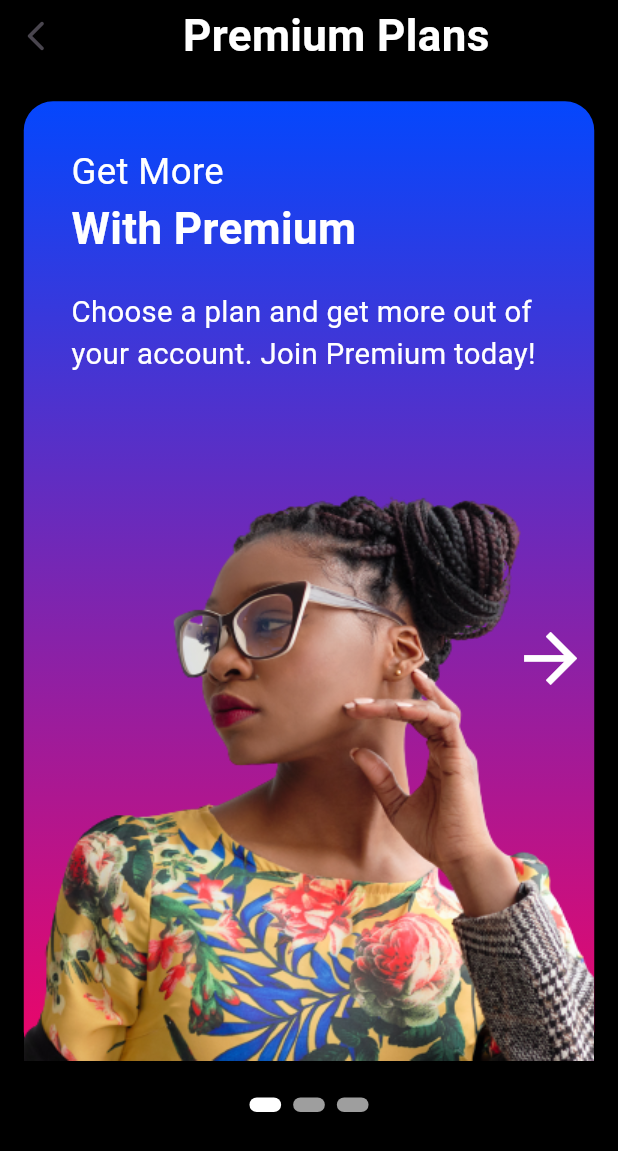
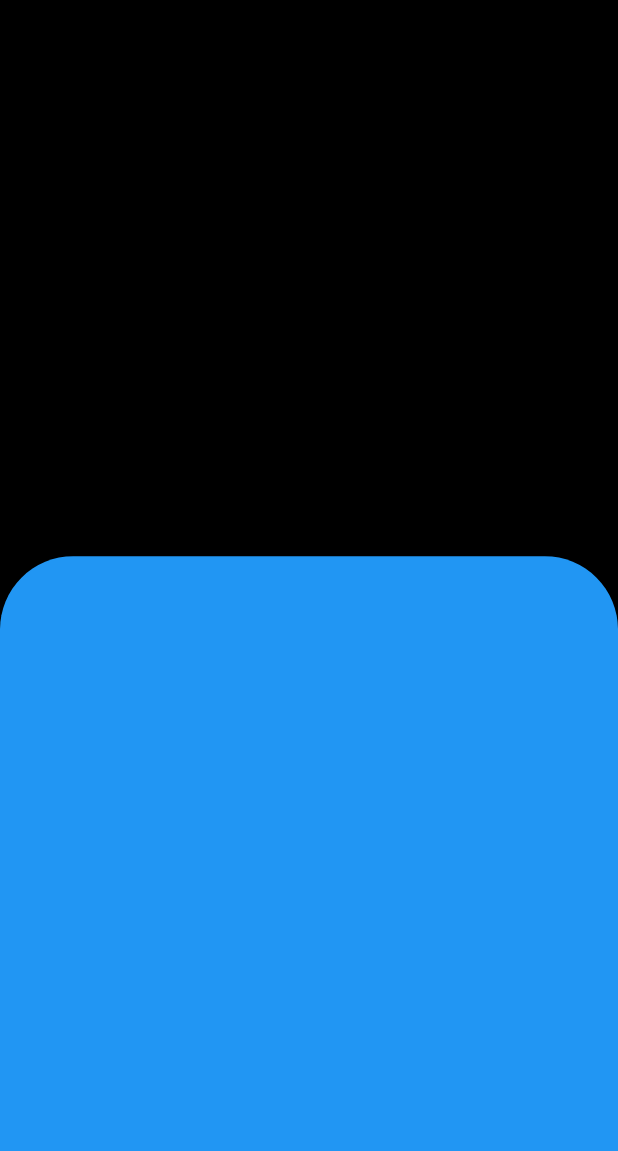
Before and after one commit to Fluttery-Dev/Fad, a Flutter app: the screen it shows after launch, on a phone screen of 412 x 824 dp. Shown: the top 1151 px of the screen. Run offline on Flutter 3.47's test engine with Material 2 defaults, Android fonts, the light colour scheme and no system bars; drawn by our look-alikes of smooth_page_indicator; our stand-ins replace dotted_line, flutter_screenutil, gap, video_player.

Commit message:
Issues with video player

```diff
--- /dev/null
+++ b/lib/features/auth/widgets/video_background.dart
@@ -0,0 +1,81 @@
+import 'dart:async';
+
+import 'package:fad/common/styling.dart';
+import 'package:flutter/material.dart';
+import 'package:flutter_screenutil/flutter_screenutil.dart';
+import 'package:video_player/video_player.dart';
+
+class VideoBackground extends StatefulWidget {
+  const VideoBackground({super.key});
+
+  @override
+  State<VideoBackground> createState() => _VideoBackgroundState();
+}
+
+class _VideoBackgroundState extends State<VideoBackground> {
+  late VideoPlayerController _videoPlayerController;
+  late bool _visible = false;
+  @override
+  void dispose() {
+    // TODO: implement dispose
+    super.dispose();
+    _videoPlayerController.dispose();
+  }
+
+  @override
+  void initState() {
+    // TODO: implement initState
+    super.initState();
+    _videoPlayerController =
+        VideoPlayerController.asset('assets/videos/intro.mp4');
+    _videoPlayerController.initialize().then(
+      (_) {
+        _videoPlayerController.setLooping(true);
+        Timer(
+          const Duration(milliseconds: 100),
+          () {
+            _videoPlayerController.play();
+            _visible = true;
+          },
+        );
+      },
+    );
+  }
+
+  @override
+  Widget build(BuildContext context) {
+    final _videoBackground = Container(
+      height: screenHeight * 0.55,
+      width: screenWidth,
+      child: ClipRect(
+        child: AnimatedOpacity(
+          opacity: _visible ? 1.0 : 0.0,
+          duration: const Duration(milliseconds: 1000),
+          child: VideoPlayer(
+            _videoPlayerController,
+          ),
+        ),
+      ),
+    );
+
+    final _mainContent = Align(
+      alignment: Alignment.bottomCenter,
+      child: Container(
+        height: screenHeight * 0.55,
+        decoration: BoxDecoration(
+          color: Colors.blue,
+          borderRadius: BorderRadius.only(
+            topLeft: Radius.circular(50.r),
+            topRight: Radius.circular(50.r),
+          ),
+        ),
+      ),
+    );
+
+    return Scaffold(
+      body: Stack(
+        children: [_videoBackground, _mainContent],
+      ),
+    );
+  }
+}
--- a/lib/features/premium/pages/page3.dart
+++ b/lib/features/premium/pages/page3.dart
@@ -1,5 +1,4 @@
 import 'package:flutter/material.dart';
-import 'package:flutter_screenutil/flutter_screenutil.dart';
 
 import '../../../common/styling.dart';
 import '../widgets/premium_plans.dart';
--- a/lib/main.dart
+++ b/lib/main.dart
@@ -1,5 +1,7 @@
+import 'package:fad/features/auth/widgets/video_background.dart';
 import 'package:fad/features/premium/premium.dart';
 import 'package:flutter/material.dart';
+import 'package:flutter/services.dart';
 import 'package:flutter_screenutil/flutter_screenutil.dart';
 
 void main() {
@@ -11,6 +13,9 @@ class MyApp extends StatelessWidget {
 
   @override
   Widget build(BuildContext context) {
+    SystemChrome.setPreferredOrientations([
+      DeviceOrientation.portraitUp,
+    ]);
     return ScreenUtilInit(
       designSize: const Size(390, 844),
       minTextAdapt: true,
@@ -22,7 +27,7 @@ class MyApp extends StatelessWidget {
           colorScheme: ColorScheme.fromSeed(seedColor: Colors.deepPurple),
           useMaterial3: true,
         ),
-        home: const PremiumIntro(),
+        home: const VideoBackground(),
       ),
     );
   }
--- a/pubspec.yaml
+++ b/pubspec.yaml
@@ -35,6 +35,7 @@ dependencies:
   flutter_screenutil: ^5.8.4
   gap: ^3.0.1
   smooth_page_indicator: ^1.1.0
+  video_player: ^2.7.0
 
 dev_dependencies:
   flutter_lints: ^2.0.0
@@ -53,6 +54,7 @@ flutter:
   # To add assets to your application, add an assets section, like this:
   assets:
     - assets/images/
+    - assets/videos/
   # An image asset can refer to one or more resolution-specific "variants", see
   # https://flutter.dev/assets-and-images/#resolution-aware
   # For details regarding adding assets from package dependencies, see
```
Also changed, not shown: pubspec.lock, 1 other file.
